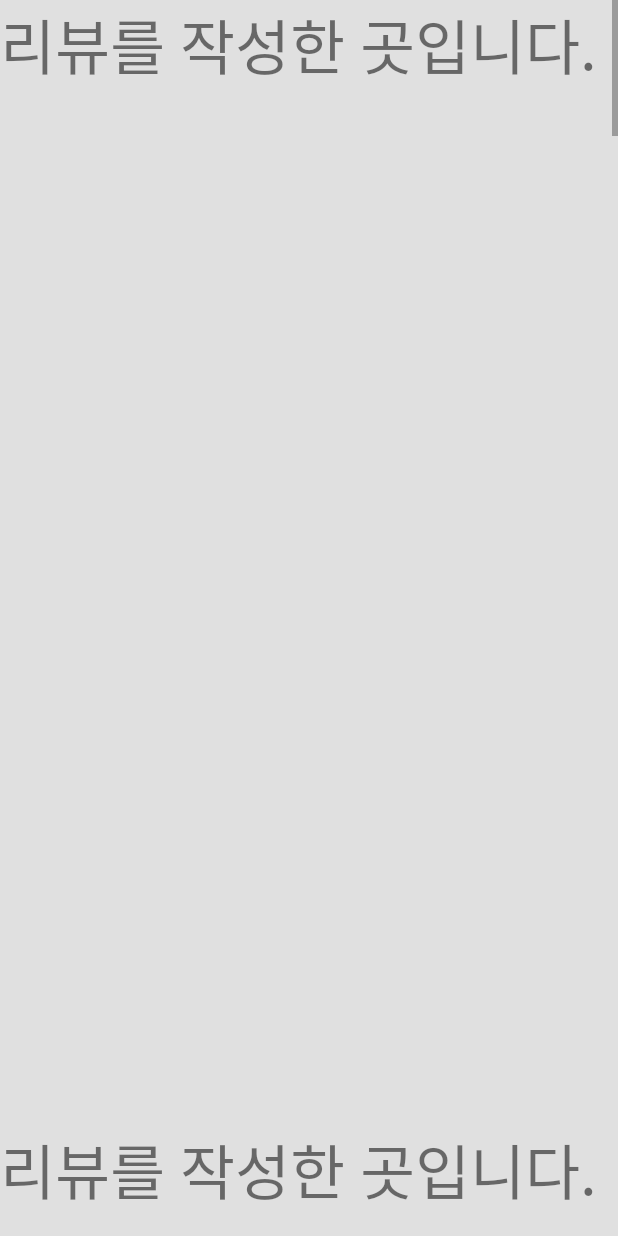
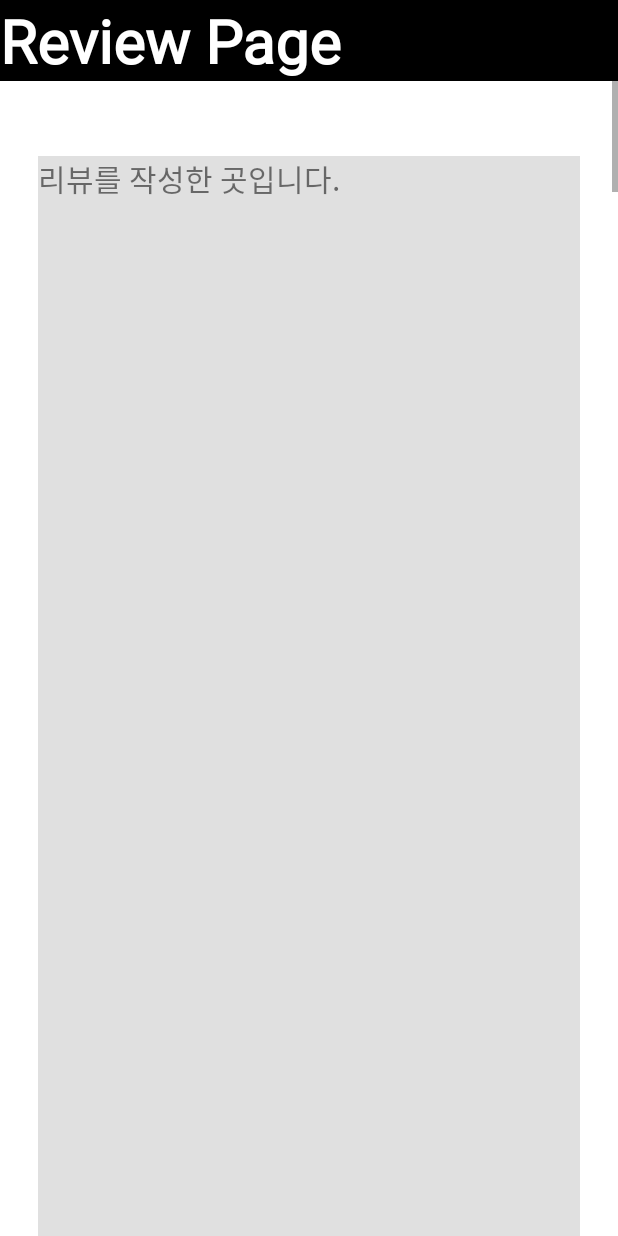
Before and after one commit to saehyen/AndroidApp_project, an Android app: the layout activity_review_show.xml on its own in the app's theme, with its tools: preview values and no code run, on a phone screen of 412 x 824 dp. Run offline under Robolectric (Android 15) with nearby library versions, the phone set to English and light mode, and no system bars.

Commit message:
리뷰 디자인

```diff
--- a/app/src/main/res/drawable/button.xml
+++ b/app/src/main/res/drawable/button.xml
@@ -2,7 +2,7 @@
 <shape xmlns:android="http://schemas.android.com/apk/res/android">
 
     <corners android:radius="10dp" />
-    <solid android:color="#504F4F" />
+    <solid android:color="#272626" />
     <size android:width="500dp"
         android:height="100dp" />
 </shape>
--- a/app/src/main/res/layout/activity_review_show.xml
+++ b/app/src/main/res/layout/activity_review_show.xml
@@ -6,6 +6,18 @@
     android:layout_height="match_parent"
     android:orientation="vertical"
     tools:context=".ReviewShowActivity">
+
+    <TextView
+        android:id="@+id/textView10"
+        android:layout_width="match_parent"
+        android:layout_height="wrap_content"
+        android:background="@color/black"
+        android:fontFamily="@font/mediumvert"
+        android:text="Review Page"
+        android:textAlignment="gravity"
+        android:textColor="@color/white"
+        android:textSize="40sp"
+        android:textStyle="bold" />
 
     <ScrollView
         android:layout_width="match_parent"
@@ -22,7 +34,10 @@
                 android:layout_height="750dp"
                 android:background="#e0e0e0"
                 android:text="리뷰를 작성한 곳입니다."
-                android:textSize="40sp">
+                android:layout_marginTop="50dip"
+                android:layout_marginLeft="25dip"
+                android:layout_marginRight="25dip"
+                android:textSize="20sp">
 
             </TextView>
 
@@ -32,7 +47,10 @@
                 android:layout_height="750dp"
                 android:background="#e0e0e0"
                 android:text="리뷰를 작성한 곳입니다."
-                android:textSize="40sp">
+                android:layout_marginTop="50dip"
+                android:layout_marginLeft="25dip"
+                android:layout_marginRight="25dip"
+                android:textSize="20sp">
 
             </TextView>
 
@@ -42,7 +60,10 @@
                 android:layout_height="750dp"
                 android:background="#e0e0e0"
                 android:text="리뷰를 작성한 곳입니다."
-                android:textSize="40sp">
+                android:layout_marginTop="50dip"
+                android:layout_marginLeft="25dip"
+                android:layout_marginRight="25dip"
+                android:textSize="20sp">
 
             </TextView>
 
@@ -52,7 +73,10 @@
                 android:layout_height="750dp"
                 android:background="#e0e0e0"
                 android:text="리뷰를 작성한 곳입니다."
-                android:textSize="40sp">
+                android:layout_marginTop="50dip"
+                android:layout_marginLeft="25dip"
+                android:layout_marginRight="25dip"
+                android:textSize="20sp">
 
             </TextView>
 
@@ -62,7 +86,10 @@
                 android:layout_height="750dp"
                 android:background="#e0e0e0"
                 android:text="리뷰를 작성한 곳입니다."
-                android:textSize="40sp">
+                android:layout_marginTop="50dip"
+                android:layout_marginLeft="25dip"
+                android:layout_marginRight="25dip"
+                android:textSize="20sp">
 
             </TextView>
 
@@ -72,7 +99,10 @@
                 android:layout_height="750dp"
                 android:background="#e0e0e0"
                 android:text="리뷰를 작성한 곳입니다."
-                android:textSize="40sp">
+                android:layout_marginTop="50dip"
+                android:layout_marginLeft="25dip"
+                android:layout_marginRight="25dip"
+                android:textSize="20sp">
 
             </TextView>
 
@@ -82,7 +112,10 @@
                 android:layout_height="750dp"
                 android:background="#e0e0e0"
                 android:text="리뷰를 작성한 곳입니다."
-                android:textSize="40sp">
+                android:layout_marginTop="50dip"
+                android:layout_marginLeft="25dip"
+                android:layout_marginRight="25dip"
+                android:textSize="20sp">
 
             </TextView>
 
@@ -92,7 +125,10 @@
                 android:layout_height="750dp"
                 android:background="#e0e0e0"
                 android:text="리뷰를 작성한 곳입니다."
-                android:textSize="40sp">
+                android:layout_marginTop="50dip"
+                android:layout_marginLeft="25dip"
+                android:layout_marginRight="25dip"
+                android:textSize="20sp">
 
             </TextView>
 
@@ -102,7 +138,10 @@
                 android:layout_height="750dp"
                 android:background="#e0e0e0"
                 android:text="리뷰를 작성한 곳입니다."
-                android:textSize="40sp">
+                android:layout_marginTop="50dip"
+                android:layout_marginLeft="25dip"
+                android:layout_marginRight="25dip"
+                android:textSize="20sp">
 
             </TextView>
 
@@ -112,7 +151,10 @@
                 android:layout_height="750dp"
                 android:background="#e0e0e0"
                 android:text="리뷰를 작성한 곳입니다."
-                android:textSize="40sp">
+                android:layout_marginTop="50dip"
+                android:layout_marginLeft="25dip"
+                android:layout_marginRight="25dip"
+                android:textSize="20sp">
 
             </TextView>
 
```
Also changed, not shown: app/src/main/res/layout/fragment_notifications.xml (+24 -16 lines).
